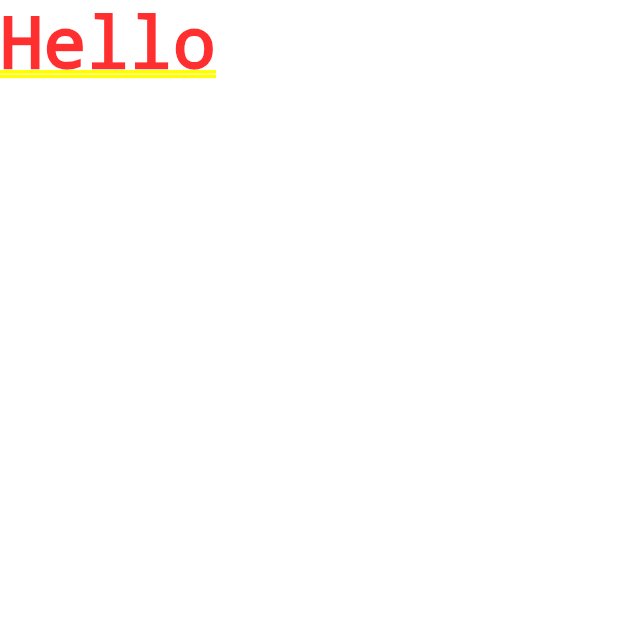
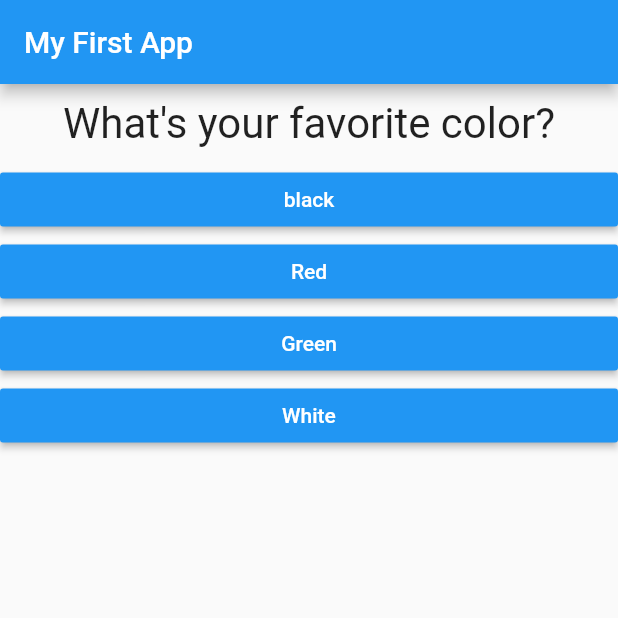
Before and after one commit to sequeirajonathan/Flutter_Complete_Gude, a Flutter app: the screen it shows after launch, on a phone screen of 412 x 824 dp, the top half of it. Run offline on Flutter 3.47's test engine with Material 2 defaults, Android fonts, the phone set to English and light mode, and no system bars.

```diff
--- /dev/null
+++ b/lib/answer.dart
@@ -0,0 +1,19 @@
+import 'package:flutter/material.dart';
+
+class Answer extends StatelessWidget {
+  final Function selectHandler;
+  final String answerText;
+
+  Answer(this.selectHandler, this.answerText);
+  @override
+  Widget build(BuildContext context) {
+    return Container(
+      width: double.infinity,
+      child: RaisedButton(
+          color: Colors.blue,
+          textColor: Colors.white,
+          child: Text(answerText),
+          onPressed: selectHandler),
+    );
+  }
+}
--- a/lib/main.dart
+++ b/lib/main.dart
@@ -1,13 +1,53 @@
+//Packages
 import 'package:flutter/material.dart';
 
-void main () => runApp(MyApp());
+//Widgets
+import './question.dart';
+import './answer.dart';
 
-class MyApp extends StatelessWidget{
+void main() => runApp(MyApp());
+
+class MyApp extends StatefulWidget {
+  @override
+  State<StatefulWidget> createState() => MyAppState();
+}
+
+class MyAppState extends State<MyApp> {
+  var _title = 'My First App';
+  var _questionIndex = 0;
+  var questions = [
+    {'questionText': 'What\'s your favorite color?', 'answers':['black', 'Red', 'Green', 'White'],},
+    {'questionText': 'What\'s your favorite animal?', 'answers':['Rabbit', 'Snake', 'Elephant', 'Lion'],},
+    {'questionText': 'Who is your favorite instructor?', 'answers':['Max','Max','Max','Max'],},
+];
+
+  void _answerQuestion() {
+    if (_questionIndex >= questions.length - 1) {
+      setState(() {
+        _questionIndex = 0;
+      });
+    } else {
+      setState(() {
+        _questionIndex += 1;
+      });
+    }
+    print(_questionIndex);
+  }
 
   @override
-  Widget build(BuildContext context){
+  Widget build(BuildContext context) {
     return MaterialApp(
-      home: Text("Hello"),
+      home: Scaffold(
+          appBar: AppBar(
+            title: Text(_title),
+          ),
+          body: Column(children: [
+            Question(questions[_questionIndex]['questionText']),
+            //... operator extracts each list indivudually instead of creating nested lists
+            ...(questions[_questionIndex]['answers'] as List<String>).map((answer) {
+              return Answer(_answerQuestion,answer);
+            }).toList(),
+          ])),
     );
   }
 }
--- /dev/null
+++ b/lib/question.dart
@@ -0,0 +1,20 @@
+import 'package:flutter/material.dart';
+
+class Question extends StatelessWidget {
+  final String questionText;
+
+  Question(this.questionText);
+
+  @override
+  Widget build(BuildContext context) {
+    return Container(
+      margin: EdgeInsets.all(10),
+      width: double.infinity,
+      child: Text(
+        questionText,
+        style: TextStyle(fontSize: 28),
+        textAlign: TextAlign.center,
+      ),
+    );
+  }
+}
```
